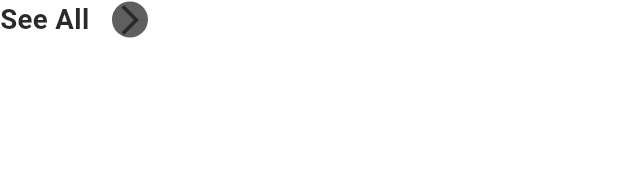
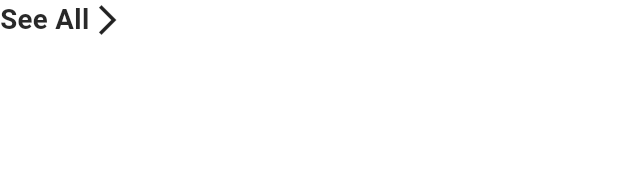
Before and after one commit to Shehab611/star_wars, a Flutter app: the SeeAllComponent widget shown alone on an empty page, opened directly, on a phone screen of 412 x 824 dp. Shown: the top 191 px of the screen. Run offline on Flutter 3.47's test engine with Material 3 defaults, Android fonts, the phone set to English and light mode, and no system bars; our stand-ins replace device_preview, dio, equatable, flutter_bloc, get_it, shared_preferences and 1 more; accounts and stored records are empty; network calls fail.

Commit message:
make some colors edits

```diff
--- a/lib/core/components/custom_components/see_all_component.dart
+++ b/lib/core/components/custom_components/see_all_component.dart
@@ -17,16 +17,8 @@ class SeeAllComponent extends StatelessWidget {
             AppLocalizations.of(context).translate(AppStrings.seeAll),
             style: AppTextStyles.highlightTextStyle,
           ),
-          Container(
-            margin: const EdgeInsets.only(left: AppSizes.paddingSizeDefault),
-            decoration: BoxDecoration(
-                borderRadius:
-                    BorderRadius.circular(AppSizes.paddingSizeDefault),
-                color: AppColors.cardColor),
-            child: const Icon(
-              Icons.arrow_forward_ios_sharp,
-              color: AppColors.primaryColor,
-            ),
+          const Icon(
+            Icons.arrow_forward_ios_sharp,
           )
         ],
       ),
--- a/lib/core/utils/design_utils/app_theme.dart
+++ b/lib/core/utils/design_utils/app_theme.dart
@@ -2,21 +2,10 @@ import 'package:flutter/material.dart';
 import 'package:shared_preferences/shared_preferences.dart';
 
 part 'app_colors.dart';
-
 part 'app_sizes.dart';
-
 part 'app_text_styles.dart';
 
 abstract final class AppThemeData {
-  static ListTileThemeData listTileThemeData = const ListTileThemeData(
-    titleTextStyle: AppTextStyles.listTileTitleTextStyle,
-    subtitleTextStyle: AppTextStyles.listTileSubTitleTextStyle,
-    contentPadding: EdgeInsets.symmetric(
-        horizontal: AppSizes.paddingSizeEight,
-        vertical: AppSizes.paddingSizeExtraExtraSmall),
-    visualDensity: VisualDensity(vertical: 4, horizontal: -2),
-  );
-
   static AppBarTheme appBarTheme = const AppBarTheme(
       centerTitle: true,
       elevation: 0,
@@ -27,11 +16,11 @@ abstract final class AppThemeData {
   static ThemeData lightTheme = ThemeData(
     brightness: Brightness.light,
     primaryColor: AppColors.primaryColor,
-      colorScheme: ColorScheme.fromSeed(seedColor: AppColors.cardColor),
+    colorScheme: ColorScheme.fromSeed(
+        seedColor: AppColors.cardColor, shadow: Colors.black.withOpacity(.5)),
     scaffoldBackgroundColor: Colors.white,
-    listTileTheme:
-        listTileThemeData.copyWith(textColor: AppColors.primaryColor),
-    appBarTheme: appBarTheme.copyWith(color: Colors.white,
+    appBarTheme: appBarTheme.copyWith(
+        color: Colors.white,
         titleTextStyle: appBarTheme.titleTextStyle
             ?.copyWith(color: AppColors.primaryColor)),
     textTheme: const TextTheme(
@@ -51,8 +40,9 @@ abstract final class AppThemeData {
   );
 
   static ThemeData darkTheme = ThemeData(
+      iconTheme: const IconThemeData(color: Colors.yellowAccent),
       brightness: Brightness.dark,
-      listTileTheme: listTileThemeData,
+      shadowColor: Colors.white.withOpacity(.5),
       appBarTheme: appBarTheme);
 }
 
--- a/lib/features/home/presentation/widgets/data_component_widget.dart
+++ b/lib/features/home/presentation/widgets/data_component_widget.dart
@@ -54,7 +54,7 @@ class DataComponent extends StatelessWidget {
         borderRadius: BorderRadius.circular(10),
         boxShadow: [
           BoxShadow(
-            color: Colors.white.withOpacity(0.5),
+            color: Theme.of(context).shadowColor,
             offset: const Offset(15, 15),
             blurRadius: 3,
             spreadRadius: -10,
```
